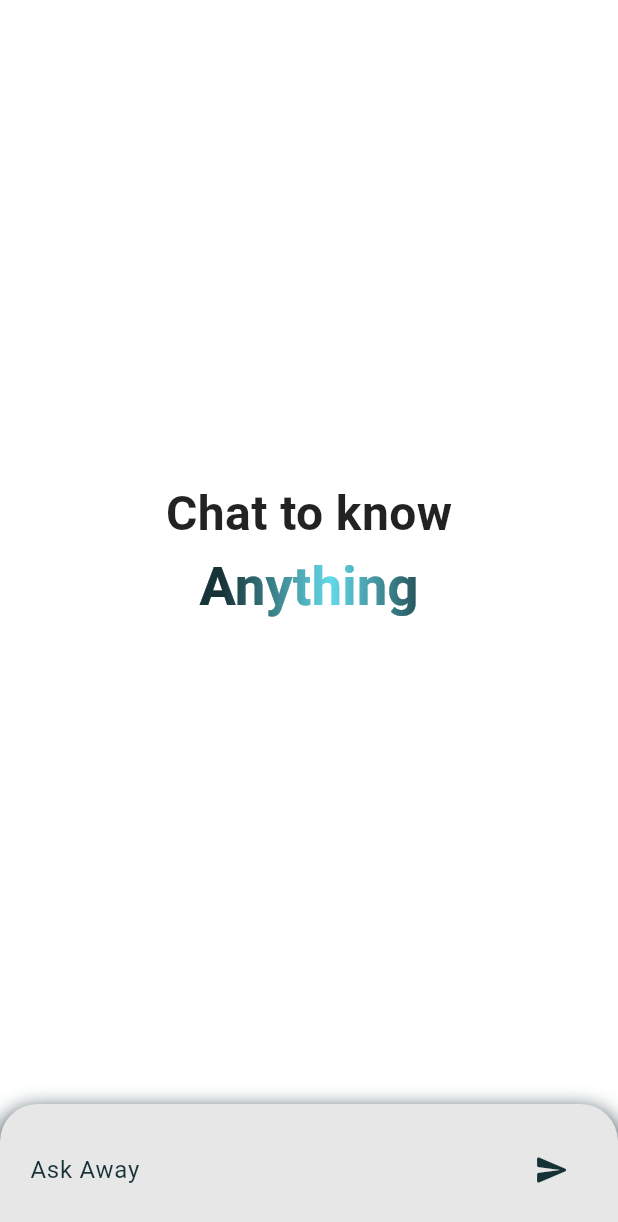
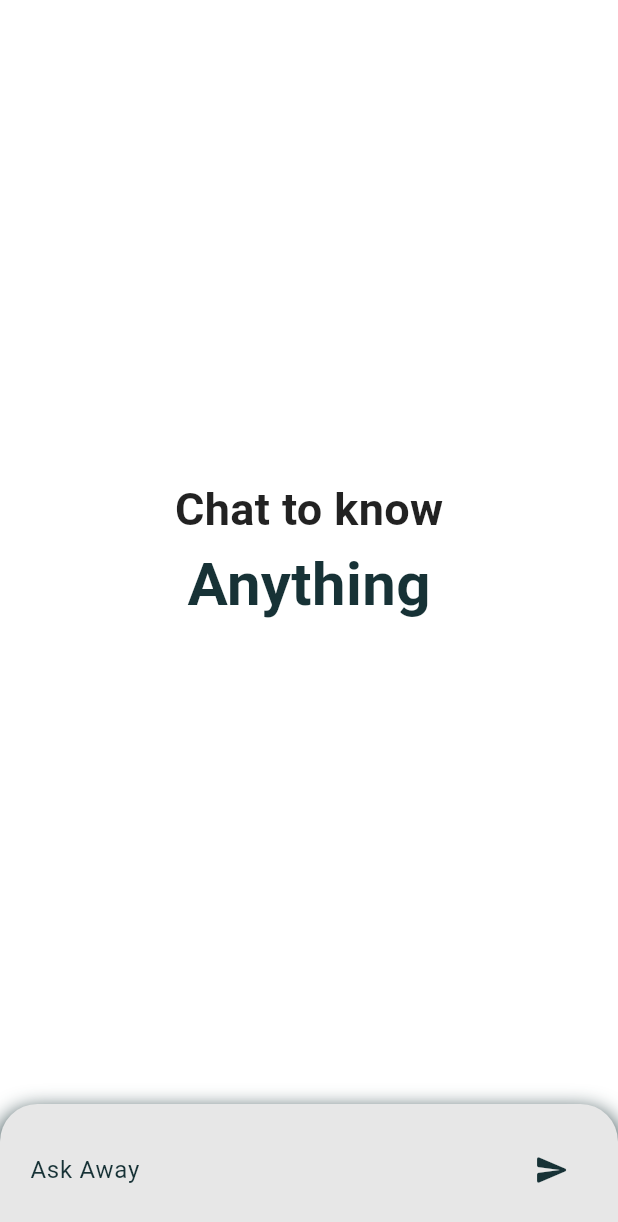
Before and after one commit to saraxp/Chat-Bot-App, a Flutter app: the screen it shows after launch, on a phone screen of 412 x 824 dp. Shown: the top 1222 px of the screen. Run offline on Flutter 3.47's test engine with Material 3 defaults, Android fonts, the phone set to English and light mode, and no system bars; drawn by our look-alikes of animated_text_kit; missing offline and left inert: gpt_markdown.

Commit message:
Final-UI&Working

```diff
--- a/lib/chat/presentation/chat_ui.dart
+++ b/lib/chat/presentation/chat_ui.dart
@@ -1,5 +1,6 @@
 import 'package:chat_bot/chat/presentation/chat_bubble.dart';
 import 'package:chat_bot/chat/presentation/chat_provider.dart';
+import 'package:animated_text_kit/animated_text_kit.dart';
 import 'package:flutter/material.dart';
 import 'package:provider/provider.dart';
 
@@ -13,22 +14,7 @@ class ChatUi extends StatefulWidget {
 
 class _ChatUiState extends State<ChatUi> with SingleTickerProviderStateMixin {
   final _controller = TextEditingController();
-  late AnimationController _controllerB;
 
-  @override
-  void initState() {
-    super.initState();
-    _controllerB = AnimationController(
-      duration: const Duration(seconds: 3),
-      vsync: this,
-    )..repeat();
-  }
-
-  @override
-  void dispose() {
-    _controllerB.dispose();
-    super.dispose();
-  }
 
   @override
   Widget build(BuildContext context) {
@@ -50,38 +36,36 @@ class _ChatUiState extends State<ChatUi> with SingleTickerProviderStateMixin {
                               const Text(
                                 'Chat to know',
                                 style: TextStyle(
-                                  fontSize: 32,
+                                  fontSize: 30,
                                   fontWeight: FontWeight.bold,
                                   color: Colors.black87,
                                 ),
                               ),
-                              AnimatedBuilder(
-                                animation: _controllerB,
-                                builder: (context, child) {
-                                  return ShaderMask(
-                                    shaderCallback: (bounds) {
-                                      return LinearGradient(
-                                        colors: [Color(0xff63d9e9), Color(0xff173236), Color(0xff0a3c43)],
-                                        begin: Alignment(-1 + 2 * _controllerB.value, 0),
-                                        end: Alignment(1 + 2 * _controllerB.value, 0),
-                                        tileMode: TileMode.mirror,
-                                      ).createShader(Rect.fromLTWH(0, 0, bounds.width, bounds.height));
-                                    },
-                                    child: const Text(
-                                      'Anything',
-                                      style: TextStyle(
-                                        fontSize: 36,
-                                        fontWeight: FontWeight.bold,
-                                        color: Colors.white, // Required for ShaderMask
-                                      ),
+                              AnimatedTextKit(
+                                animatedTexts: [
+                                  ColorizeAnimatedText(
+                                    'Anything',
+                                    textStyle: const TextStyle(
+                                      fontSize: 40,
+                                      fontWeight: FontWeight.bold,
                                     ),
-                                  );
-                                },
+                                    colors: [
+                                      Color(0xff173236),
+                                      Color(0xff63d9e9),
+                                      Color(0xff0a3c43),
+                                    ],
+                                    speed: const Duration(milliseconds: 1000),
+                                  ),
+                                ],
+                                isRepeatingAnimation: true,
+                                repeatForever: true,
+                                pause: Duration(milliseconds: 0),
+                                  displayFullTextOnTap: false,
+                                  stopPauseOnTap: false
                               ),
                             ],
                           ),
                         );
-
                       }
                       return ListView.builder(
                         itemCount: chatProvider.messages.length,
--- a/pubspec.yaml
+++ b/pubspec.yaml
@@ -37,6 +37,8 @@ dependencies:
   http: ^1.4.0
   provider: ^6.1.5
   gpt_markdown: ^1.0.19
+  dart_format: ^1.4.1
+  animated_text_kit: ^4.2.3
 
 dev_dependencies:
   flutter_test:
```
Also changed, not shown: pubspec.lock.
